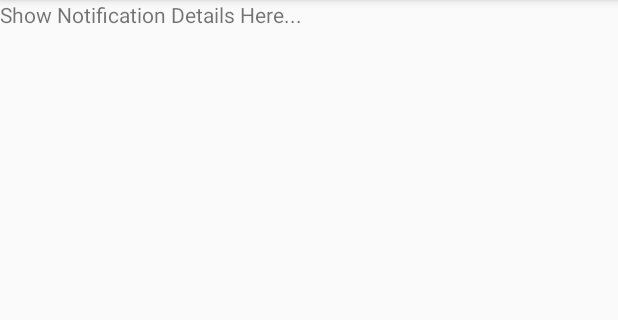
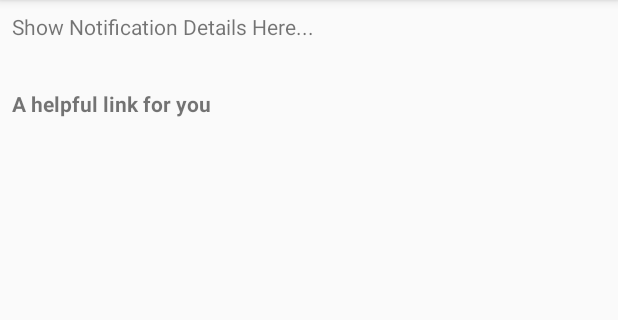
Before and after one commit to ivntel/TTOTM, an Android app: the NotificationActivity screen opened directly, with no data from a screen before it, on a phone screen of 412 x 824 dp, the part 84-404 px from its top. Run offline under Robolectric (Android 15) with nearby library versions, the phone set to English and light mode, and no system bars.

Commit message:
Links added to launch Play store on a recommended app

```diff
--- a/app/src/main/java/com/example/ivantelisman/ttotm/pushNotification/NotificationActivity.java
+++ b/app/src/main/java/com/example/ivantelisman/ttotm/pushNotification/NotificationActivity.java
@@ -1,8 +1,10 @@
 package com.example.ivantelisman.ttotm.pushNotification;
 
 import android.content.Intent;
+import android.net.Uri;
 import android.os.Bundle;
 import android.support.v7.app.AppCompatActivity;
+import android.view.View;
 import android.widget.TextView;
 
 import com.example.ivantelisman.ttotm.MainActivity;
@@ -14,6 +16,8 @@ import java.util.List;
 
 public class NotificationActivity extends AppCompatActivity {
     TextView notificationMessage;
+    TextView appLink;
+    String appPackageName = "com.amazon.mShop.android.shopping";
     private Calendar mCurrentDate = Calendar.getInstance();
 
     @Override
@@ -21,24 +25,46 @@ public class NotificationActivity extends AppCompatActivity {
         super.onCreate(savedInstanceState);
         setContentView(R.layout.activity_notification);
 
+        openedNotificationMessage();
+        setUpUi();
+    }
+
+    private void setUpUi() {
         notificationMessage = findViewById(R.id.notificationMessage);
-        openedNotificationMessage();
+        appLink = findViewById(R.id.appLink);
+
+        appLink.setOnClickListener(new View.OnClickListener() {
+            @Override
+            public void onClick(View v) {
+                try {
+                    startActivity(new Intent(Intent.ACTION_VIEW, Uri.parse("market://details?id=" + appPackageName)));
+                } catch (android.content.ActivityNotFoundException anfe) {
+                    startActivity(new Intent(Intent.ACTION_VIEW, Uri.parse("https://play.google.com/store/apps/details?id=" + appPackageName)));
+                }
+            }
+        });
     }
 
     private void openedNotificationMessage(){
         List<Integer> daysList = PreferenceUtil.getInstance(this).getNotificationDates();
         if (mCurrentDate.get(Calendar.DAY_OF_YEAR) == daysList.get(4)) {
             notificationMessage.setText(getString(R.string.day_4_extended));
+            appPackageName = "com.jjwanda.compliments";
         } else if (mCurrentDate.get(Calendar.DAY_OF_YEAR) == daysList.get(3)) {
             notificationMessage.setText(getString(R.string.day_3_extended));
+            appPackageName = "com.amazon.mShop.android.shopping";
         } else if (mCurrentDate.get(Calendar.DAY_OF_YEAR) == daysList.get(2)) {
             notificationMessage.setText(getString(R.string.day_2_extended));
+            appPackageName = "com.amazon.mShop.android.shopping";
         } else if (mCurrentDate.get(Calendar.DAY_OF_YEAR) == daysList.get(1)) {
             notificationMessage.setText(getString(R.string.day_1_extended));
+            appPackageName = "com.edible.consumer";
         } else if (mCurrentDate.get(Calendar.DAY_OF_YEAR) == daysList.get(0)) {
             notificationMessage.setText(getString(R.string.day_0_extended));
+            appPackageName = "com.ubercab.eats";
         } else if (mCurrentDate.get(Calendar.DAY_OF_YEAR) == daysList.get(5)) {
             notificationMessage.setText(getString(R.string.day_14_extended));
+            appPackageName = "com.shycartapp.shycart";
         }
     }
 
--- a/app/src/main/res/layout/activity_notification.xml
+++ b/app/src/main/res/layout/activity_notification.xml
@@ -1,12 +1,30 @@
-<RelativeLayout xmlns:android="http://schemas.android.com/apk/res/android"
+<android.support.constraint.ConstraintLayout xmlns:android="http://schemas.android.com/apk/res/android"
+    xmlns:app="http://schemas.android.com/apk/res-auto"
     xmlns:tools="http://schemas.android.com/tools" android:layout_width="match_parent"
     android:layout_height="match_parent"
     tools:context=".MainActivity">
 
     <TextView
         android:id="@+id/notificationMessage"
+        android:layout_width="wrap_content"
+        android:layout_height="wrap_content"
+        android:layout_marginLeft="8dp"
+        android:layout_marginStart="8dp"
+        android:layout_marginTop="8dp"
         android:text="Show Notification Details Here..."
+        app:layout_constraintStart_toStartOf="parent"
+        app:layout_constraintTop_toTopOf="parent" />
+
+    <TextView
+        android:id="@+id/appLink"
         android:layout_width="wrap_content"
-        android:layout_height="wrap_content" />
+        android:layout_height="wrap_content"
+        android:layout_marginLeft="8dp"
+        android:layout_marginStart="8dp"
+        android:layout_marginTop="32dp"
+        android:text="@string/link"
+        android:textStyle="bold"
+        app:layout_constraintStart_toStartOf="parent"
+        app:layout_constraintTop_toBottomOf="@+id/notificationMessage" />
 
-</RelativeLayout>
+</android.support.constraint.ConstraintLayout>
--- a/app/src/main/res/values/strings.xml
+++ b/app/src/main/res/values/strings.xml
@@ -38,4 +38,5 @@
     <string name="day_2">2 days until the next period</string>
     <string name="day_1">1 day until the next period</string>
     <string name="day_0">Today the period begins</string>
+    <string name="link">A helpful link for you</string>
 </resources>
```
